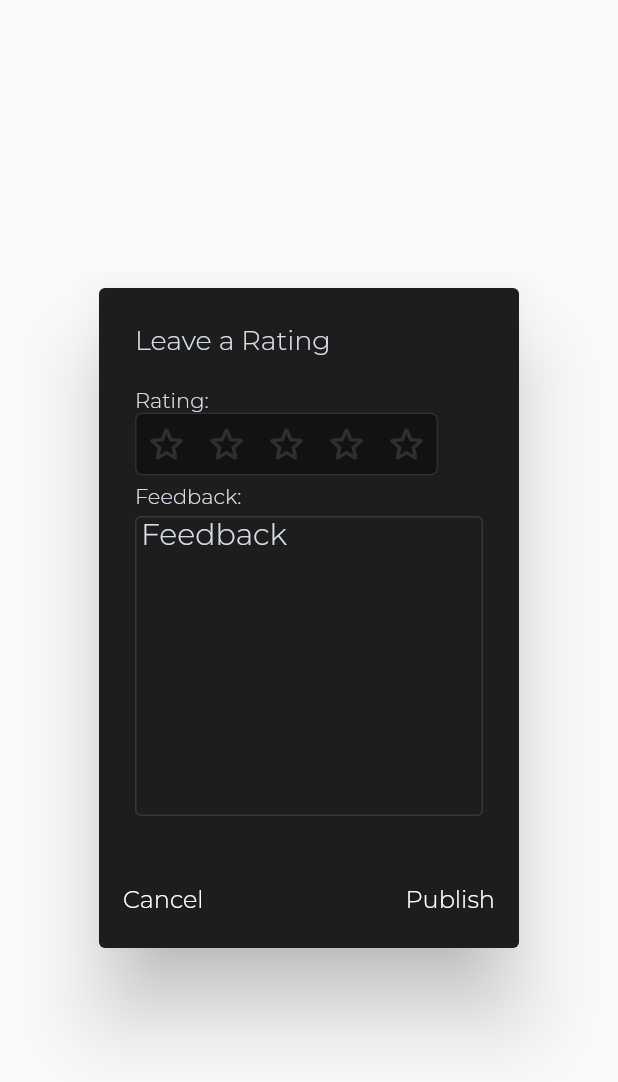
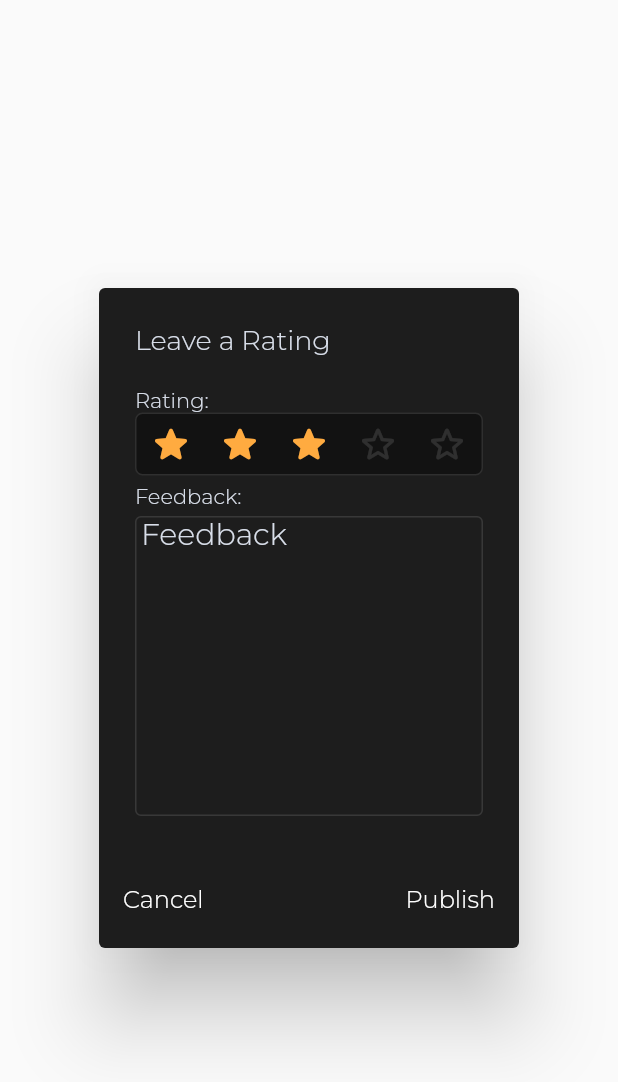
Before and after one commit to TiagoNunesFCT/IPM, a Flutter app: the AddRatingDialog widget shown alone on an empty page, opened directly with empty values, on a phone screen of 412 x 824 dp. Shown: the top 1082 px of the screen. Run offline on Flutter 3.47's test engine with Material 2 defaults, Android fonts, the light colour scheme and no system bars; our stand-ins replace cached_network_image, flutter_map, latlong2, sqflite; accounts and stored records are empty; project files that could hold a hidden picture were left out.

Commit message:
Added pre-made seeded objects

```diff
--- a/lib/Database/dbHandler.dart
+++ b/lib/Database/dbHandler.dart
@@ -4,6 +4,13 @@ import 'dart:io';
 import 'package:path/path.dart';
 import 'package:sqflite/sqflite.dart';
 import 'package:path_provider/path_provider.dart';
+import 'package:zone/datatypes/crimeNewsObject.dart';
+import 'package:zone/datatypes/forumPostObject.dart';
+import 'package:zone/datatypes/individualRObject.dart';
+import 'package:zone/datatypes/infoObject.dart';
+import 'package:zone/datatypes/overallRObject.dart';
+import 'package:zone/datatypes/userObject.dart';
+import 'package:zone/datatypes/zoneObject.dart';
 
 
 
@@ -117,37 +124,106 @@ class DBHandler {
 
    */
 
+  //users
 
-  /*
-  Theme geoNames = new Theme(themNam: "GeoNames", themSect: 0);
-  Theme outdoorActivities = new Theme(themNam: "Outdoor Activities", themSect: 0);
-  Theme travelling = new Theme(themNam: "Travelling", themSect: 0);
+  User userOurs = new User(usrId: 0,usrNam:"Username", usrCtr: "🇵🇹", usrCty: "Almada", usrZne: "Laranjeiro e Feijó", usrDsc: "Hello, I just Joined the App!", usrImg: "default", usrFnd: "", usrTyp: "normal");
+  User userRicardo = new User(usrId: 1,usrNam:"Ricardo Teixeira", usrCtr: "🇵🇹", usrCty: "Almada", usrZne: "Laranjeiro e Feijó", usrDsc: "👺", usrImg: "default", usrFnd: "", usrTyp: "admin");
+  User userPedro = new User(usrId: 2,usrNam:"Pedro Micaelo", usrCtr: "🇵🇹", usrCty: "Seixal", usrZne: "Corroios", usrDsc: "🥶", usrImg: "default", usrFnd: "", usrTyp: "admin");
+  User userTiago = new User(usrId: 3,usrNam:"Tiago Nunes", usrCtr: "🇵🇹", usrCty: "Almada", usrZne: "Laranjeiro e Feijó", usrDsc: "Greetings, earthling", usrImg: "default", usrFnd: "", usrTyp: "admin");
+  User userOther = new User(usrId: 4,usrNam:"Sabrina Ribas", usrCtr: "🇵🇹", usrCty: "Almada", usrZne: "Caparica e Trafaria", usrDsc: "Hello, I just Joined the App!", usrImg: "default", usrFnd: "", usrTyp: "normal");
 
-  Tag waterHarbour = new Tag(tagNam: "Water/Harbour", tagThm: "GeoNames", tagOrd: 1);
-  Tag parksArea = new Tag(tagNam: "Parks/Area", tagThm: "GeoNames", tagOrd: 2);
-  Tag cityVillage = new Tag(tagNam: "City/Village", tagThm: "GeoNames", tagOrd: 3);
-  Tag roadRailroad = new Tag(tagNam: "Road/Railroad", tagThm: "GeoNames", tagOrd: 4);
-  Tag spotBuilding = new Tag(tagNam: "Spot/Building", tagThm: "GeoNames", tagOrd: 5);
-  Tag mountainRock = new Tag(tagNam: "Mountain/Rock", tagThm: "GeoNames", tagOrd: 6);
-  Tag undersea = new Tag(tagNam: "Undersea", tagThm: "GeoNames", tagOrd: 7);
-  Tag forest = new Tag(tagNam: "Forest", tagThm: "GeoNames", tagOrd: 8);
+  //zones
 
-  Tag hiking = new Tag(tagNam: "Hiking", tagThm: "Outdoor Activities", tagOrd: 1);
-  Tag running = new Tag(tagNam: "Running", tagThm: "Outdoor Activities", tagOrd: 2);
-  Tag cyclingBiking = new Tag(tagNam: "Cycling/Biking", tagThm: "Outdoor Activities", tagOrd: 3);
-  Tag offroad = new Tag(tagNam: "Offroad", tagThm: "Outdoor Activities", tagOrd: 4);
-  Tag sailing = new Tag(tagNam: "Sailing", tagThm: "Outdoor Activities", tagOrd: 5);
-  Tag flying = new Tag(tagNam: "Flying", tagThm: "Outdoor Activities", tagOrd: 6);
+  Zone laranFeij = new Zone(zoneId: 0,zoneNam: "Laranjeiro e Feijó", zoneLat: 38.657, zoneLon: -9.15, zoneCtr: "🇵🇹", zoneCty: "Almada");
+  Zone capTraf = new Zone(zoneId: 1,zoneNam: "Caparica e Trafaria", zoneLat: 38.663, zoneLon: -9.215, zoneCtr: "🇵🇹", zoneCty: "Almada");
 
-  Tag monumentMuseum = new Tag(tagNam: "Monument/Museum", tagThm: "Travelling", tagOrd: 1);
-  Tag natureParks = new Tag(tagNam: "Nature/Parks", tagThm: "Travelling", tagOrd: 2);
-  Tag funAttraction = new Tag(tagNam: "Fun Attraction", tagThm: "Travelling", tagOrd: 3);
-  Tag neighborhood = new Tag(tagNam: "Neighborhood", tagThm: "Travelling", tagOrd: 4);
-  Tag hotel = new Tag(tagNam: "Hotel", tagThm: "Travelling", tagOrd: 5);
-  Tag publicTransport = new Tag(tagNam: "Public Transport", tagThm: "Travelling", tagOrd: 6);
-  Tag restaurant = new Tag(tagNam: "Restaurant", tagThm: "Travelling", tagOrd: 7);
+  //overall ratings
 
-   */
+  OverallR overallLF = new OverallR(overRZon: 0, overROne: 13, overRTwo: 40, overRTre: 32, overRFor: 5, overRFiv: 10);
+  OverallR overallCT = new OverallR(overRZon: 1, overROne: 70, overRTwo: 10, overRTre: 15, overRFor: 3, overRFiv: 2);
+
+  //infos laranjeiro e feijó
+
+  Info waterpriceLF = new Info(infoZone: 0, infoTyp: "prices", infoNam: "Water price (l)", infoVal: "0,35€");
+  Info gaspriceLF = new Info(infoZone: 0, infoTyp: "prices", infoNam: "Gas price (m³)", infoVal: "0,64€");
+  Info elecpriceLF = new Info(infoZone: 0, infoTyp: "prices", infoNam: "Electricity price (kWh)", infoVal: "0,69€");
+  Info rentpriceLF = new Info(infoZone: 0, infoTyp: "prices", infoNam: "Rent (avg)", infoVal: "42€");
+
+  Info cttLF = new Info(infoZone: 0, infoTyp: "service", infoNam: "CTT", infoVal: "Closed");
+  Info balcfinLF = new Info(infoZone: 0, infoTyp: "service", infoNam: "Balcão das Finanças", infoVal: "Open");
+  Info juntaLF = new Info(infoZone: 0, infoTyp: "service", infoNam: "Junta de Freguesia", infoVal: "Open");
+
+  Info tst1LF = new Info(infoZone: 0, infoTyp: "transport", infoNam: "TST - Rua João Cardoso", infoVal: "");
+  Info tst2LF = new Info(infoZone: 0, infoTyp: "transport", infoNam: "TST - Avenida 25 de Abril", infoVal: "");
+  Info tst3LF = new Info(infoZone: 0, infoTyp: "transport", infoNam: "TST - Alameda Rui Simões", infoVal: "");
+  Info mts1LF = new Info(infoZone: 0, infoTyp: "transport", infoNam: "MTS - António Gedeão", infoVal: "");
+  Info mts2LF = new Info(infoZone: 0, infoTyp: "transport", infoNam: "MTS - Laranjeiro", infoVal: "");
+
+  Info pingoDoceLF = new Info(infoZone: 0, infoTyp: "shopping", infoNam: "Pingo Doce", infoVal: "Open");
+  Info aldiLF = new Info(infoZone: 0, infoTyp: "shopping", infoNam: "Aldi", infoVal: "Closed");
+
+  Info tourismLF = new Info(infoZone: 0, infoTyp: "tourism", infoNam: "None", infoVal: "");
+
+  Info parkLF = new Info(infoZone: 0, infoTyp: "leisure", infoNam: "Parque da Paz", infoVal: "");
+
+  //infos caparica e trafaria
+
+  Info waterpriceCT = new Info(infoZone: 1, infoTyp: "prices", infoNam: "Water price (l)", infoVal: "0,35€");
+  Info gaspriceCT = new Info(infoZone: 1, infoTyp: "prices", infoNam: "Gas price (m³)", infoVal: "0,45€");
+  Info elecpriceCT = new Info(infoZone: 1, infoTyp: "prices", infoNam: "Electricity price (kWh)", infoVal: "0,37€");
+  Info rentpriceCT = new Info(infoZone: 1, infoTyp: "prices", infoNam: "Rent (avg)", infoVal: "56€");
+
+  Info cttCT = new Info(infoZone: 1, infoTyp: "service", infoNam: "CTT", infoVal: "Open");
+  Info balcfinCT = new Info(infoZone: 1, infoTyp: "service", infoNam: "Balcão das Finanças", infoVal: "Open");
+  Info juntaCT = new Info(infoZone: 1, infoTyp: "service", infoNam: "Junta de Freguesia", infoVal: "Closed");
+
+  Info tst1CT = new Info(infoZone: 1, infoTyp: "transport", infoNam: "TST - Rua Trabalhadores Rurais", infoVal: "");
+  Info tst2CT = new Info(infoZone: 1, infoTyp: "transport", infoNam: "TST - Rua Con M Fernandes", infoVal: "");
+  Info mts1CT = new Info(infoZone: 1, infoTyp: "transport", infoNam: "MTS - Fomega", infoVal: "");
+  Info mts2CT = new Info(infoZone: 1, infoTyp: "transport", infoNam: "MTS - Monte da Caparica", infoVal: "");
+
+  Info jumboCT = new Info(infoZone: 1, infoTyp: "shopping", infoNam: "Jumbo", infoVal: "Open");
+  Info aldiCT = new Info(infoZone: 1, infoTyp: "shopping", infoNam: "Aldi", infoVal: "Closed");
+
+  Info tourismCT = new Info(infoZone: 1, infoTyp: "tourism", infoNam: "Cova do vapor", infoVal: "");
+
+  Info parkCT = new Info(infoZone: 1, infoTyp: "leisure", infoNam: "Praia da Fonte da Telha", infoVal: "");
+
+  //individual ratings
+
+  IndividualR indivR1LF = new IndividualR(indiRZone: 0, indiRUId: 3, indiRStr: 5, indiRTim: "1/3/2023", indiRDsc: "Boa Zona, Margem Sul Represents!");
+  IndividualR indivR2LF = new IndividualR(indiRZone: 0, indiRUId: 1, indiRStr: 2, indiRTim: "3/4/2023", indiRDsc: "Fui Assaltado! Baixo nível de segurança 🥶");
+  IndividualR indivR3LF = new IndividualR(indiRZone: 0, indiRUId: 2, indiRStr: 3, indiRTim: "23/2/2023", indiRDsc: "Zona Fixe mas os Cabeleireiros cortaram-me a cabeça!👺");
+
+  IndividualR indivR1CT = new IndividualR(indiRZone: 1, indiRUId: 3, indiRStr: 5, indiRTim: "5/4/2023", indiRDsc: "Adoro a zona, boas paisagens");
+  IndividualR indivR2CT = new IndividualR(indiRZone: 1, indiRUId: 1, indiRStr: 2, indiRTim: "9/10/2023", indiRDsc: "Zona questionável");
+  IndividualR indivR3CT = new IndividualR(indiRZone: 1, indiRUId: 2, indiRStr: 4, indiRTim: "12/3/2023", indiRDsc: "Fácil movimentação na área, pessoal simpático");
+
+  //posts LF
+
+  ForumPost post1LF = new ForumPost(forumZone: 0, forumUId: 3, forumTtl: "À Venda - Ford Sierra 1982", forumDsc: "Viatura em bom estado, versão RS Cosworth bastante procurada. 23000€", forumRep: "", forumTst: "23/5/2023", forumIsR: 0);
+  ForumPost post2LF = new ForumPost(forumZone: 0, forumUId: 2, forumTtl: "Dentistas na Zona?", forumDsc: "Estou à procura de uma clínica dentária que não seja desnecessariamente cara.", forumRep: "", forumTst: "14/4/2023", forumIsR: 0);
+  ForumPost post3LF = new ForumPost(forumZone: 0, forumUId: 4, forumTtl: "Compro T2 Laranjeiro", forumDsc: "Mudei-me recentemente para a zona e estou a viver num apartamento alugado. Procuro uma casa definitiva mas não muito cara.", forumRep: "", forumTst: "18/9/2023", forumIsR: 0);
+
+  //posts CT
+
+  ForumPost post1CT = new ForumPost(forumZone: 1, forumUId: 3, forumTtl: "Compro - Jogos playstation 2", forumDsc: "Compro todo o tipo de jogos para a ps2, preço negociável", forumRep: "", forumTst: "23/6/2023", forumIsR: 0);
+  ForumPost post2CT = new ForumPost(forumZone: 1, forumUId: 2, forumTtl: "Procuro - Praias family friendly", forumDsc: "Gostava que me sugerissem uma praia boa para levar a familia, sem grandes confusoes e pouca gente", forumRep: "", forumTst: "23/11/2023", forumIsR: 0);
+  ForumPost post3CT = new ForumPost(forumZone: 1, forumUId: 1, forumTtl: "Procuro amigos", forumDsc: "Sou novo por aqui gostava de conhecer pessoas novas 🙂", forumRep: "", forumTst: "23/11/2023", forumIsR: 0);
+
+
+  //crime news LF
+
+  CrimeN crime1LF = new CrimeN(crimeNZone: 0, crimeNNam: "Correio da Manhã", crimeNLogo: "", crimeNDsc: "Sujeito morre eletrocutado no Feijó, mãe chocada", crimeNHyp: "https://www.google.com", crimeNTst: "12/1/2023");
+  CrimeN crime2LF = new CrimeN(crimeNZone: 0, crimeNNam: "Público", crimeNLogo: "", crimeNDsc: "Criminalidade aumenta 14% no Laranjeiro e 3% no Feijó", crimeNHyp: "https://www.google.com", crimeNTst: "28/2/2023");
+  CrimeN crime3LF = new CrimeN(crimeNZone: 0, crimeNNam: "Rúbrica do Feijó", crimeNLogo: "", crimeNDsc: "Tiroteio no Chegadinho faz 5 mortos", crimeNHyp: "https://www.google.com", crimeNTst: "12/1/2023");
+
+  //crime news CT
+  CrimeN crime1CT = new CrimeN(crimeNZone: 1, crimeNNam: "Correio da Manhã", crimeNLogo: "", crimeNDsc: "Rapaz de 23 anos esfaqueado à porta do metro na estação da Fomega", crimeNHyp: "https://www.google.com/", crimeNTst: "12/1/2023");
+  CrimeN crime2CT = new CrimeN(crimeNZone: 1, crimeNNam: "Expresso", crimeNLogo: "", crimeNDsc: "Gangues perigosos formados na FCT voltam a atacar", crimeNHyp: "https://www.google.com/", crimeNTst: "28/8/2023");
+  CrimeN crime3CT = new CrimeN(crimeNZone: 1, crimeNNam: "Jornal da caparica", crimeNLogo: "", crimeNDsc: "Conflitos organizados entre bairros", crimeNHyp: "https://www.google.com/", crimeNTst: "12/5/2023");
+
+
 
   DBHandler._privateConstructor();
 
@@ -475,9 +551,19 @@ class DBHandler {
     return Sqflite.firstIntValue(await db.rawQuery('SELECT COUNT(*) FROM $crimeTable'));
   }
 
+  Future<List<Map<String, dynamic>>> querySpecificInfos(String zoneId) async {
+    Database db = await instance.database;
+    var result = await db.rawQuery('SELECT * FROM $infoTable WHERE $columnInfoZone = ?',['$zoneId']);
+    return result.toList();
+  }
+
 
   //Seed (Populate) the database
   void seed() async {
+
+
+
+
 
     /**
     DatabaseHelper.instance.insertThemeSeed(geoNames.toMapWithoutId());
--- a/lib/views/iRatingScreen.dart
+++ b/lib/views/iRatingScreen.dart
@@ -8,8 +8,6 @@ import 'genericPage.dart';
 import 'package:zone/widgets/backButton.dart' as buttonBack;
 
 bool pressed = false;
-
-
 
 class IRatingPage extends GenericPage {
 //empty constructor, there isn't much we can do here
@@ -178,6 +176,8 @@ class _AddRatingDialogState extends State<AddRatingDialog> {
 
   TextEditingController rateFeedback = new TextEditingController(text: "Feedback");
 
+  StarSelector starSel = new StarSelector();
+
   @override
   Widget build(BuildContext context) {
     return new Center(
@@ -196,8 +196,7 @@ class _AddRatingDialogState extends State<AddRatingDialog> {
             "Rating:",
             style: TextStyle(fontFamily: "Montserrat", color: const Color(0xFFD8DEE9), fontWeight: FontWeight.w300, fontSize: 14.0),
           ),
-              StarSelector()
-                ,
+          starSel,
           SizedBox(height: 5),
           Text(
             "Feedback:",
@@ -245,8 +244,9 @@ class _AddRatingDialogState extends State<AddRatingDialog> {
           new TextButton(
             onPressed: () {
               if (rateFeedback.text.isNotEmpty) {
-                IndividualR ratingToBeAdded = new IndividualR(indiRZone: widget.zoneId, indiRUId: widget.userId, indiRStr: 5, indiRDsc: rateFeedback.text, indiRTim: "20/4/1977");
-                DBHandler.instance.insertForums(ratingToBeAdded.toMapWithoutId());
+                IndividualR ratingToBeAdded = new IndividualR(indiRZone: widget.zoneId, indiRUId: widget.userId, indiRStr: starSel.getStars(), indiRDsc: rateFeedback.text, indiRTim: "20/4/1977");
+                DBHandler.instance.insertIndividualR(ratingToBeAdded.toMapWithoutId());
+                debugPrint("Got these stars: " + starSel.getStars().toString());
                 Navigator.of(context).pop();
                 SystemChrome.setEnabledSystemUIOverlays([]);
               }
--- a/lib/views/infoScreen.dart
+++ b/lib/views/infoScreen.dart
@@ -1,4 +1,6 @@
 import 'package:flutter/material.dart';
+import 'package:zone/Database/dbHandler.dart';
+import 'package:zone/datatypes/infoObject.dart';
 
 import 'genericPage.dart';
 
@@ -21,6 +23,8 @@ class InfoPage extends GenericPage {
 class _InfoPageState extends GenericPageState {
   String zone;
   String type;
+
+  List<Info> listInfo = [];
 
   _InfoPageState(this.zone, this.type);
 
@@ -115,4 +119,47 @@ class _InfoPageState extends GenericPageState {
         break;
     }
   }
+
+  //database methods
+
+
+
+  Future<List<Map<String, dynamic>>> getInfo() async {
+    listInfo = [];
+    List<Map<String, dynamic>> listMap = (await DBHandler.instance.querySpecificInfos(zone.toString()));
+    setState(() {
+      listMap.forEach((map) => listInfo.add(Info.fromMap(map)));
+    });
+
+
+  }
+
+  List<Info> getSpecific(String type){
+    List<Info> returned = [];
+    String typeLower = type.toLowerCase();
+    if(typeLower == "service"){
+      for (Info i in listInfo){
+        if(i.infoTyp.toLowerCase() == typeLower || i.infoTyp.toLowerCase() == "transport"){
+          returned.add(i);
+        }
+      }
+    }
+    else if(typeLower == "tourism"){
+      for (Info i in listInfo){
+        if(i.infoTyp.toLowerCase() == typeLower || i.infoTyp.toLowerCase() == "leisure"){
+          returned.add(i);
+        }
+      }
+    }else {
+      for (Info i in listInfo) {
+        if (i.infoTyp.toLowerCase() == typeLower) {
+          returned.add(i);
+        }
+      }
+    }
+    return returned;
+  }
+
+
+
 }
--- a/lib/widgets/starSelector.dart
+++ b/lib/widgets/starSelector.dart
@@ -7,7 +7,7 @@ class StarSelector extends StatefulWidget {
 
 
   StarSelector(){
-    nStars = 0;
+    nStars = 3;
   }
 
   @override
@@ -23,7 +23,8 @@ class StarSelector extends StatefulWidget {
 class StarSelectorState extends State<StarSelector> {
   Widget starsW() {
     return Row(
-      mainAxisSize: MainAxisSize.min,
+      mainAxisSize: MainAxisSize.max,
+      mainAxisAlignment: MainAxisAlignment.spaceAround,
       children: [
         IconButton(padding: EdgeInsets.fromLTRB(0, 0, 0, 0),  visualDensity: VisualDensity.compact,
           icon: Icon((nStars >= 1) ? Icons.star_rounded : Icons.star_border_rounded, color: (nStars >= 1) ? Colors.orangeAccent : Colors.white12, size: 30),
```
